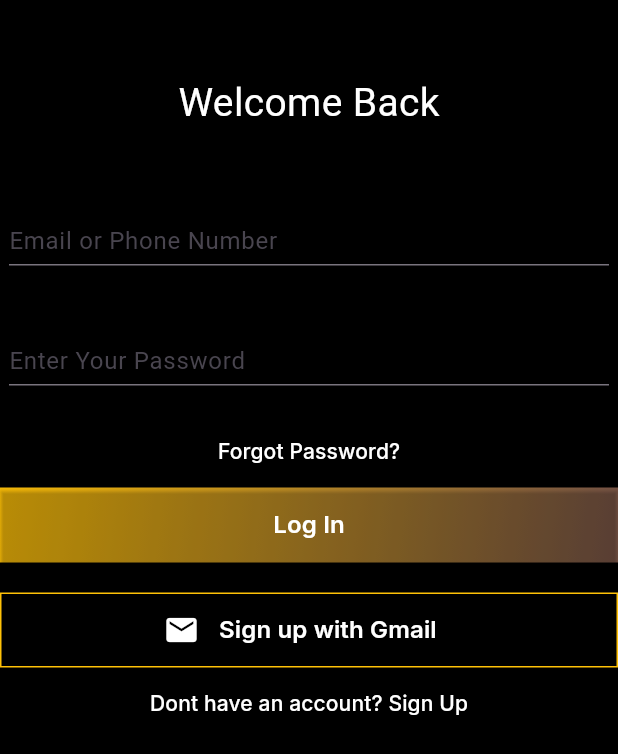
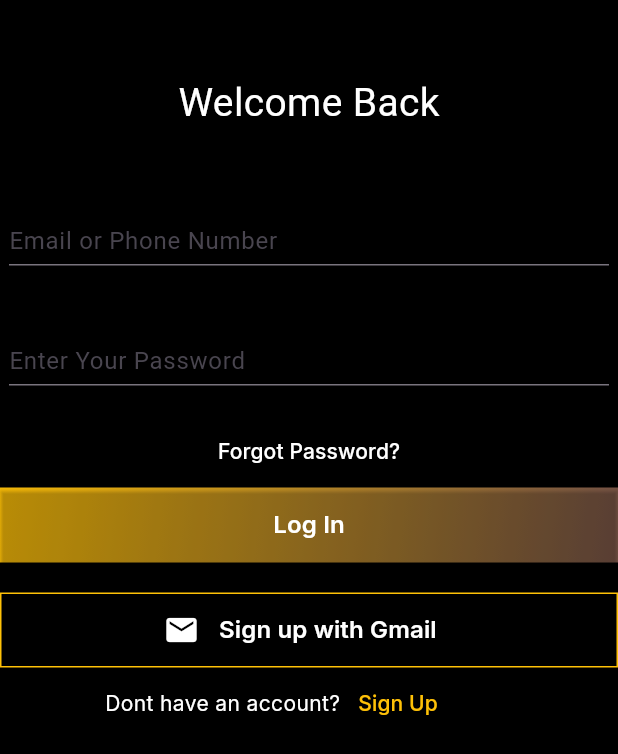
Before and after one commit to rohanWebstudio/luxury_rides, a Flutter app: the screen it shows after launch, after a tap on "Lets Go", on a phone screen of 412 x 824 dp. Shown: the top 754 px of the screen. Run offline on Flutter 3.47's test engine with Material 3 defaults, Android fonts, the phone set to English and light mode, and no system bars; drawn by our look-alikes of sign_in_button; our stand-ins replace google_fonts.

Commit message:
minor UI changes

```diff
--- a/lib/login.dart
+++ b/lib/login.dart
@@ -152,15 +152,29 @@ class _LoginPageState
                     ),
                   ),
                 ),
-                TextButton(
-                  onPressed: () {},
-                  child: Text(
-                    'Dont have an account? Sign Up',
-                    style: GoogleFonts.inter(
-                      fontSize: 14,
-                      color: Colors.white,
+                Row(
+                  children: [
+                    const SizedBox(
+                      width: 70,
                     ),
-                  ),
+                    Text(
+                      'Dont have an account?',
+                      style: GoogleFonts.inter(
+                        fontSize: 14,
+                        color: Colors.white,
+                      ),
+                    ),
+                    TextButton(
+                      onPressed: () {},
+                      child: Text(
+                        'Sign Up',
+                        style: GoogleFonts.inter(
+                          fontSize: 14,
+                          color: Colors.amber,
+                        ),
+                      ),
+                    ),
+                  ],
                 ),
               ],
             ),
```
